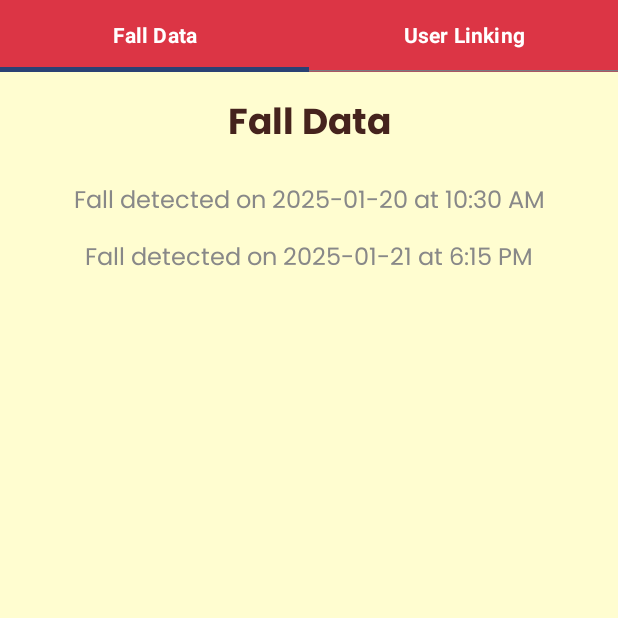
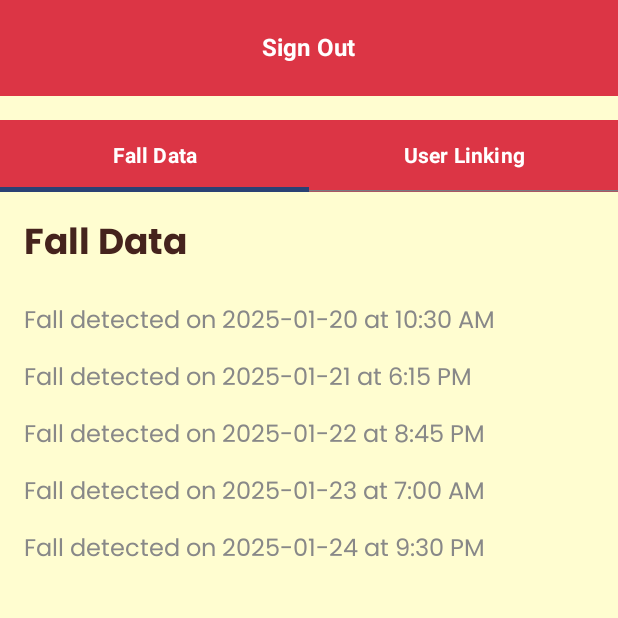
Before and after one commit to khojaly-4444/Fall-Detection-App, an Android app built with Jetpack Compose: the SignupScreen screen opened through its navigation route, on a phone screen of 412 x 824 dp, the top half of it. Run offline under Robolectric (Android 15) with nearby library versions, the phone set to English and light mode, and no system bars; our stand-ins replace Firebase (no records; nobody signed in at launch, a user with empty details on screens opened directly), livedata-compose.

Commit message:
Cleaned things up, added more structure to the project, sign out bug fixed

```diff
--- a/app/src/main/java/com/falldetect/falldetection/MainActivity.kt
+++ b/app/src/main/java/com/falldetect/falldetection/MainActivity.kt
@@ -8,11 +8,10 @@ import androidx.activity.viewModels
 import androidx.compose.foundation.layout.fillMaxSize
 import androidx.compose.foundation.layout.padding
 import androidx.compose.material3.Scaffold
-import androidx.compose.material3.Text
-import androidx.compose.runtime.Composable
 import androidx.compose.ui.Modifier
-import androidx.compose.ui.tooling.preview.Preview
 import com.falldetect.falldetection.ui.theme.FallDetectionTheme
+import com.falldetect.falldetection.navigation.AppNavigation
+import com.falldetect.falldetection.viewmodels.AuthViewModel
 
 class MainActivity : ComponentActivity() {
     override fun onCreate(savedInstanceState: Bundle?) {
--- /dev/null
+++ b/app/src/main/java/com/falldetect/falldetection/models/AuthState.kt
@@ -0,0 +1 @@
+package com.falldetect.falldetection.models
--- /dev/null
+++ b/app/src/main/java/com/falldetect/falldetection/models/FallEvent.kt
@@ -0,0 +1 @@
+package com.falldetect.falldetection.models
--- /dev/null
+++ b/app/src/main/java/com/falldetect/falldetection/models/User.kt
@@ -0,0 +1 @@
+package com.falldetect.falldetection.models
--- a/app/src/main/java/com/falldetect/falldetection/AppNavigation.kt
+++ b/app/src/main/java/com/falldetect/falldetection/navigation/AppNavigation.kt
@@ -1,13 +1,14 @@
-package com.falldetect.falldetection
+package com.falldetect.falldetection.navigation
 
 import androidx.compose.runtime.Composable
 import androidx.compose.ui.Modifier
 import androidx.navigation.compose.NavHost
 import androidx.navigation.compose.composable
 import androidx.navigation.compose.rememberNavController
-import com.falldetect.falldetection.pages.HomePage
-import com.falldetect.falldetection.pages.LoginPage
-import com.falldetect.falldetection.pages.SignupPage
+import com.falldetect.falldetection.pages.HomeScreen
+import com.falldetect.falldetection.pages.LoginScreen
+import com.falldetect.falldetection.pages.SignupScreen
+import com.falldetect.falldetection.viewmodels.AuthViewModel
 
 @Composable
 fun AppNavigation(modifier: Modifier = Modifier, authViewModel: AuthViewModel) {
@@ -15,13 +16,13 @@ fun AppNavigation(modifier: Modifier = Modifier, authViewModel: AuthViewModel) {
 
     NavHost(navController = navController, startDestination = "login", builder = {
          composable("login"){
-             LoginPage(modifier,navController,authViewModel)
+             LoginScreen(modifier,navController,authViewModel)
          }
         composable("signup"){
-             SignupPage(modifier,navController,authViewModel)
+             SignupScreen(modifier,navController,authViewModel)
          }
         composable("home"){
-            HomePage(modifier,navController,authViewModel)
+            HomeScreen(modifier,navController,authViewModel)
         }
     })
 }
--- /dev/null
+++ b/app/src/main/java/com/falldetect/falldetection/pages/FallDataScreen.kt
@@ -0,0 +1,50 @@
+package com.falldetect.falldetection.pages
+
+import androidx.compose.foundation.layout.fillMaxSize
+import androidx.compose.foundation.layout.padding
+import androidx.compose.foundation.lazy.LazyColumn
+import androidx.compose.material3.Text
+import androidx.compose.runtime.Composable
+import androidx.compose.ui.Modifier
+import androidx.compose.ui.graphics.Color
+import androidx.compose.ui.text.font.FontWeight
+import androidx.compose.ui.unit.dp
+import androidx.compose.ui.unit.sp
+
+// Function for fall data tab
+@Composable
+fun FallDataScreen() {
+    val fallEvents = listOf(
+        "Fall detected on 2025-01-20 at 10:30 AM",
+        "Fall detected on 2025-01-21 at 6:15 PM",
+        "Fall detected on 2025-01-22 at 8:45 PM",
+        "Fall detected on 2025-01-23 at 7:00 AM",
+        "Fall detected on 2025-01-24 at 9:30 PM",
+    )
+
+    LazyColumn (
+        modifier = Modifier
+            .fillMaxSize()
+            .padding(16.dp)
+    ){
+        // Header                       // Subject to change with arduino
+        item {
+            Text(
+                text = "Fall Data",
+                fontSize = 24.sp,
+                fontWeight = FontWeight.Bold,
+                color = Color(0xFF45231D),
+                modifier = Modifier.padding(bottom = 16.dp)
+            )
+        }
+        items(fallEvents.size) { index ->
+            Text(
+                text = fallEvents[index],
+                fontSize = 16.sp,
+                color = Color.Gray,
+                modifier = Modifier.padding(vertical = 8.dp)
+            )
+        }
+    }
+
+}
--- /dev/null
+++ b/app/src/main/java/com/falldetect/falldetection/pages/HomeScreen.kt
@@ -0,0 +1,104 @@
+package com.falldetect.falldetection.pages
+
+import androidx.compose.foundation.background
+import androidx.compose.foundation.layout.Box
+import androidx.compose.foundation.layout.Column
+import androidx.compose.foundation.layout.Spacer
+import androidx.compose.foundation.layout.fillMaxSize
+import androidx.compose.foundation.layout.fillMaxWidth
+import androidx.compose.foundation.layout.height
+import androidx.compose.foundation.layout.padding
+import androidx.compose.material3.ButtonDefaults
+import androidx.compose.material3.Tab
+import androidx.compose.material3.TabRow
+import androidx.compose.material3.Text
+import androidx.compose.material3.TextButton
+import androidx.compose.runtime.Composable
+import androidx.compose.runtime.LaunchedEffect
+import androidx.compose.runtime.getValue
+import androidx.compose.runtime.livedata.observeAsState
+import androidx.compose.runtime.mutableStateOf
+import androidx.compose.runtime.remember
+import androidx.compose.runtime.setValue
+import androidx.compose.ui.Alignment
+import androidx.compose.ui.Modifier
+import androidx.compose.ui.graphics.Color
+import androidx.compose.ui.text.font.FontWeight
+import androidx.compose.ui.unit.dp
+import androidx.compose.ui.unit.sp
+import androidx.navigation.NavController
+import com.falldetect.falldetection.viewmodels.AuthState
+import com.falldetect.falldetection.viewmodels.AuthViewModel
+
+
+// Function for tabs navigation
+
+@Composable
+fun HomeScreen(modifier: Modifier = Modifier, navController: NavController, authViewModel: AuthViewModel) {
+
+    val authState = authViewModel.authState.observeAsState()
+
+    LaunchedEffect(authState.value) {
+        when (authState.value) {
+            is AuthState.Unauthenticated -> navController.navigate("login")
+            else -> Unit
+        }
+    }
+
+    // Track the Tab
+    var selectedTabIndex by remember { mutableStateOf(0) }
+    val tabs = listOf("Fall Data", "User Linking")
+
+    Column(
+        modifier = modifier
+            .fillMaxSize()
+            .background(Color(0xFFFFFDD0))
+    ) {
+        // Sign Out button
+        Box(
+            modifier = Modifier
+                .fillMaxWidth()
+                .background(Color(0xFFDC3545))
+                .padding(vertical = 8.dp),
+            contentAlignment = Alignment.Center
+        ) {
+            TextButton(
+                onClick = { authViewModel.signout() },
+                colors = ButtonDefaults.textButtonColors(
+                    contentColor = Color.White
+                )
+            ) {
+                Text(
+                    text = "Sign Out",
+                    fontSize = 16.sp,
+                    fontWeight = FontWeight.Bold
+                )
+            }
+        }
+
+        Spacer(modifier = Modifier.height(16.dp))
+        // Tab UI
+        TabRow(
+            selectedTabIndex = selectedTabIndex,
+            modifier = Modifier.fillMaxWidth(),
+            containerColor = Color(0xFFDC3545),
+            contentColor = Color.White
+        ) {
+            tabs.forEachIndexed { index, title ->
+                Tab(
+                    selected = selectedTabIndex == index,
+                    onClick = { selectedTabIndex = index },
+                    text = { Text(title, fontWeight = FontWeight.Bold) }
+
+                )
+            }
+        }
+
+        //Display content of selected tab
+        when (selectedTabIndex) {
+            0 -> FallDataScreen()                 // tab for Fall Data
+            1 -> UserLinkScreen(navController = navController, authViewModel = authViewModel)   // Tab for User Linkage
+        }
+
+    }
+}
--- a/app/src/main/java/com/falldetect/falldetection/pages/LoginPage.kt
+++ b/app/src/main/java/com/falldetect/falldetection/pages/LoginScreen.kt
@@ -32,21 +32,19 @@ import androidx.compose.ui.Modifier
 import androidx.compose.ui.graphics.Color
 import androidx.compose.ui.platform.LocalContext
 import androidx.compose.ui.res.painterResource
-import androidx.compose.ui.text.font.Font
-import androidx.compose.ui.text.font.FontFamily
 import androidx.compose.ui.text.font.FontWeight
 import androidx.compose.ui.unit.dp
 import androidx.compose.ui.unit.sp
 import androidx.navigation.NavController
-import com.falldetect.falldetection.AuthState
-import com.falldetect.falldetection.AuthViewModel
+import com.falldetect.falldetection.viewmodels.AuthState
+import com.falldetect.falldetection.viewmodels.AuthViewModel
 import com.falldetect.falldetection.R
 import com.falldetect.falldetection.ui.theme.SubtitleStyle
 import com.falldetect.falldetection.ui.theme.TitleStyle
 
 @OptIn(ExperimentalMaterial3Api::class)
 @Composable
-fun LoginPage(modifier: Modifier = Modifier, navController: NavController, authViewModel: AuthViewModel) {
+fun LoginScreen(modifier: Modifier = Modifier, navController: NavController, authViewModel: AuthViewModel) {
                                                                      // Function for Login and Password UI + Navigation
     var email by remember { mutableStateOf("") }
     var password by remember { mutableStateOf("") }
--- a/app/src/main/java/com/falldetect/falldetection/pages/HomePage.kt
+++ b/app/src/main/java/com/falldetect/falldetection/pages/UserLinkScreen.kt
@@ -5,9 +5,7 @@ import android.content.ClipboardManager
 import android.content.Context
 import android.widget.Toast
 import androidx.compose.foundation.background
-import androidx.compose.foundation.border
 import androidx.compose.foundation.layout.Arrangement
-import androidx.compose.foundation.layout.Box
 import androidx.compose.foundation.layout.Column
 import androidx.compose.foundation.layout.Spacer
 import androidx.compose.foundation.layout.fillMaxSize
@@ -18,15 +16,10 @@ import androidx.compose.material3.Button
 import androidx.compose.material3.ButtonDefaults
 import androidx.compose.material3.ExperimentalMaterial3Api
 import androidx.compose.material3.OutlinedTextField
-import androidx.compose.material3.Tab
-import androidx.compose.material3.TabRow
 import androidx.compose.material3.Text
-import androidx.compose.material3.TextButton
 import androidx.compose.material3.TextFieldDefaults
 import androidx.compose.runtime.Composable
-import androidx.compose.runtime.LaunchedEffect
 import androidx.compose.runtime.getValue
-import androidx.compose.runtime.livedata.observeAsState
 import androidx.compose.runtime.mutableStateOf
 import androidx.compose.runtime.remember
 import androidx.compose.runtime.setValue
@@ -38,121 +31,14 @@ import androidx.compose.ui.text.font.FontWeight
 import androidx.compose.ui.unit.dp
 import androidx.compose.ui.unit.sp
 import androidx.navigation.NavController
-import com.falldetect.falldetection.AuthState
-import com.falldetect.falldetection.AuthViewModel
-import com.google.firebase.Firebase
+import com.falldetect.falldetection.viewmodels.AuthViewModel
 import com.google.firebase.auth.FirebaseAuth
-import com.google.firebase.database.*
-
-
-// Function for tabs navigation
-
-@Composable
-fun HomePage(modifier: Modifier = Modifier, navController: NavController, authViewModel: AuthViewModel) {
-
-    val authState = authViewModel.authState.observeAsState()
-
-    LaunchedEffect(authState.value) {
-        when (authState.value) {
-            is AuthState.Unauthenticated -> navController.navigate("login")
-            else -> Unit
-        }
-    }
-
-    // Track the Tab
-    var selectedTabIndex by remember { mutableStateOf(0) }
-    val tabs = listOf("Fall Data", "User Linking")
-
-    Column(
-        modifier = modifier
-            .fillMaxSize()
-            .background(Color(0xFFFFFDD0))
-    ) {
-        // Tab UI
-        TabRow(
-            selectedTabIndex = selectedTabIndex,
-            modifier = Modifier.fillMaxWidth(),
-            containerColor = Color(0xFFDC3545),
-            contentColor = Color.White
-        ) {
-            tabs.forEachIndexed { index, title ->
-                Tab(
-                    selected = selectedTabIndex == index,
-                    onClick = { selectedTabIndex = index },
-                    text = { Text(title, fontWeight = FontWeight.Bold) }
-
-                )
-            }
-        }
-
-        //Display content of selected tab
-        when (selectedTabIndex) {
-            0 -> FallDataPage()                 // tab for Fall Data
-            1 -> UserLinkPage(navController = navController, authViewModel = authViewModel)   // Tab for User Linkage
-        }
-            Spacer(modifier = Modifier.weight(1f))
-        // Sign Out button
-        Box(
-            modifier = Modifier
-                .fillMaxWidth()
-                .background(Color(0xFFDC3545))
-                .padding(vertical = 8.dp),
-            contentAlignment = Alignment.Center
-        ) {
-            TextButton(
-                onClick = { authViewModel.signout() },
-                colors = ButtonDefaults.textButtonColors(
-                    contentColor = Color.White
-                )
-            ) {
-                Text(
-                    text = "Sign Out",
-                    fontSize = 16.sp,
-                    fontWeight = FontWeight.Bold
-                )
-            }
-        }
-    }
-}
-
-// Function for fall data tab
-@Composable
-fun FallDataPage(){
-    Column (
-        modifier = Modifier
-            .fillMaxSize()
-            .padding(16.dp),
-        verticalArrangement = Arrangement.Top,
-        horizontalAlignment = Alignment.CenterHorizontally
-    ){
-        Text(
-            text = "Fall Data",
-            fontSize = 24.sp,
-            fontWeight = FontWeight.Bold,
-            color = Color(0xFF45231D)
-        )
-        Spacer(modifier = Modifier.height(16.dp))
-
-        // Placeholder for fall events                  // Subject to change when its time for integration with arduino data
-        val fallEvents = listOf(
-            "Fall detected on 2025-01-20 at 10:30 AM",
-            "Fall detected on 2025-01-21 at 6:15 PM"
-        )
-        fallEvents.forEach{ event ->
-            Text(
-                text = event,
-                fontSize = 16.sp,
-                color = Color.Gray,
-                modifier = Modifier.padding(vertical = 8.dp)
-            )
-        }
-    }
-}
 
 // Function for User Linking tab
+
 @OptIn(ExperimentalMaterial3Api::class)
 @Composable
-fun UserLinkPage(navController: NavController, authViewModel: AuthViewModel){
+fun UserLinkScreen(navController: NavController, authViewModel: AuthViewModel){
     val auth = FirebaseAuth.getInstance()
     val currentUid = auth.currentUser?.uid      //Gets the user Uid
     val context = LocalContext.current
--- /dev/null
+++ b/app/src/main/java/com/falldetect/falldetection/repositories/ArduinoManager.kt
@@ -0,0 +1 @@
+package com.falldetect.falldetection.repositories
--- /dev/null
+++ b/app/src/main/java/com/falldetect/falldetection/utilities/DateUtils.kt
@@ -0,0 +1 @@
+package com.falldetect.falldetection.utilities
--- /dev/null
+++ b/app/src/main/java/com/falldetect/falldetection/utilities/ValidationUtils.kt
@@ -0,0 +1 @@
+package com.falldetect.falldetection.utilities
--- /dev/null
+++ b/app/src/main/java/com/falldetect/falldetection/viewmodels/FallDataViewModel.kt
@@ -0,0 +1 @@
+package com.falldetect.falldetection.viewmodels
```
Also changed, not shown: app/src/main/java/com/falldetect/falldetection/AuthViewModel.kt (deleted, +0 -152 lines), app/src/main/java/com/falldetect/falldetection/pages/SignupScreen.kt (renamed from app/src/main/java/com/falldetect/falldetection/pages/SignupPage.kt, +4 -18 lines), app/src/main/java/com/falldetect/falldetection/repositories/FirebaseRepository.kt (added, +88 -0 lines), app/src/main/java/com/falldetect/falldetection/viewmodels/AuthViewModel.kt (added, +91 -0 lines).
